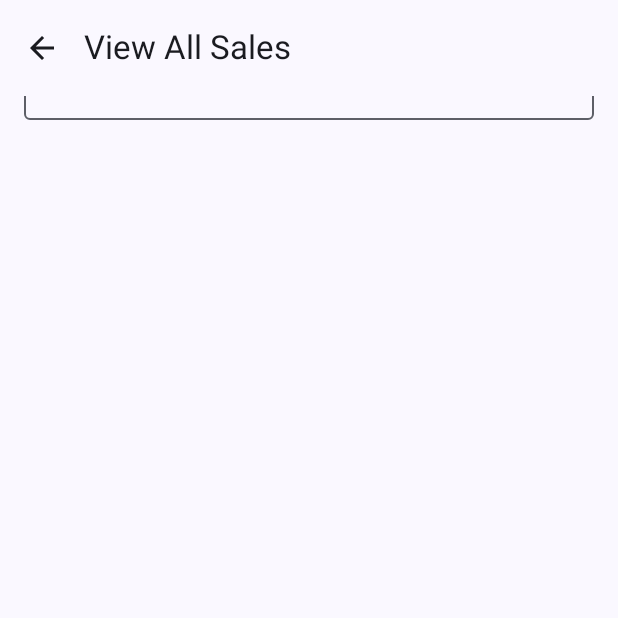
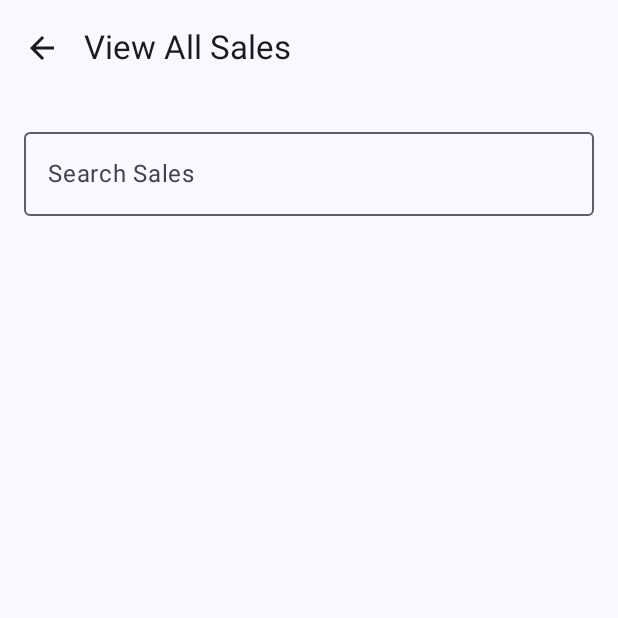
Before and after one commit to ajaykk50/ERP, an Android app built with Jetpack Compose: the ViewAllSalesScreen screen opened through its navigation route, on a phone screen of 412 x 824 dp, the top half of it. Run offline under Robolectric (Android 15) with nearby library versions, the phone set to English and light mode, and no system bars; our stand-ins replace Dagger/Hilt's generated code, Firebase (no records; nobody signed in at launch, a user with empty details on screens opened directly).

Commit message:
sales view search added

```diff
--- a/app/src/main/java/com/erp/salespruchase/ui/SalesListScreen.kt
+++ b/app/src/main/java/com/erp/salespruchase/ui/SalesListScreen.kt
@@ -1,5 +1,6 @@
 package com.erp.salespruchase.ui
 
+import androidx.compose.foundation.background
 import androidx.compose.foundation.border
 import androidx.compose.foundation.layout.Column
 import androidx.compose.foundation.layout.fillMaxSize
@@ -24,6 +25,7 @@ import androidx.compose.runtime.LaunchedEffect
 import androidx.compose.runtime.collectAsState
 import androidx.compose.runtime.getValue
 import androidx.compose.ui.Modifier
+import androidx.compose.ui.graphics.Color
 import androidx.compose.ui.unit.dp
 import androidx.hilt.navigation.compose.hiltViewModel
 import androidx.navigation.NavController
@@ -38,6 +40,7 @@ fun ViewAllSalesScreen(
 ) {
     val allSales by viewModel.allSales.collectAsState()
     val searchQuery by viewModel.searchQuery.collectAsState()
+    val filteredSales by viewModel.filteredSales.collectAsState()
 
     LaunchedEffect(Unit) {
         viewModel.fetchAllSales()
@@ -55,25 +58,24 @@ fun ViewAllSalesScreen(
             )
         },
         content = { padding ->
-            Column {
-
+            Column(
+                modifier = Modifier.fillMaxSize().padding(padding)
+            ) {
                 OutlinedTextField(
                     value = searchQuery,
                     onValueChange = viewModel::updateSearchQuery,
                     label = { Text("Search Sales") },
                     modifier = Modifier
                         .fillMaxWidth()
-                        .padding(16.dp),
+                        .padding(16.dp)
                 )
-
-
                 LazyColumn(
                     modifier = Modifier
-                        .fillMaxSize()
-                        .padding(padding)
+                        .fillMaxWidth()
+                        .weight(1f)
                         .padding(16.dp)
                 ) {
-                    items(allSales) { sale ->
+                    items(filteredSales) { sale ->
                         SaleItemCard(sale)
                     }
                 }
```
